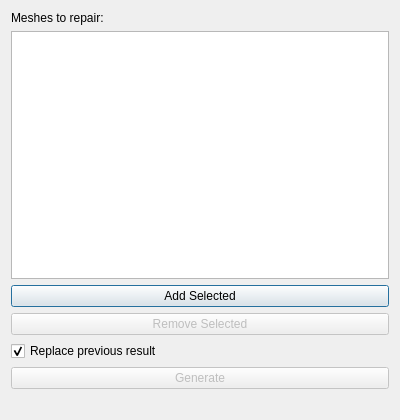
This is ui/RepairMeshDialog.ui in sharjith/ModelViewer-Qt as Qt 5 draws it before an edit. The edited form follows.
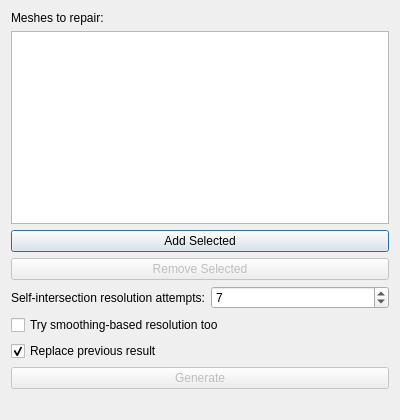
This is the edited form.

Commit message: Add material-aware grouping to Mesh Union/Merge Selected/Merge by Adjacency, plus CGAL parameter exposure across 5 tools

```diff
--- a/ui/RepairMeshDialog.ui
+++ b/ui/RepairMeshDialog.ui
@@ -49,6 +49,46 @@
      </item>
     </layout>
    </item>
+   <item>
+    <layout class="QFormLayout" name="selfIntersectionForm">
+     <item row="0" column="0">
+      <widget class="QLabel" name="selfIntersectionStepsLabel">
+       <property name="text">
+        <string>Self-intersection resolution attempts:</string>
+       </property>
+      </widget>
+     </item>
+     <item row="0" column="1">
+      <widget class="QSpinBox" name="selfIntersectionStepsSpin">
+       <property name="toolTip">
+        <string>&lt;html&gt;&lt;head/&gt;&lt;body&gt;&lt;p&gt;How many smoothing/hole-refill rounds to try when resolving self-intersections (CGAL's remove_self_intersections number_of_iterations). CGAL's own default is 7.&lt;/p&gt;&lt;/body&gt;&lt;/html&gt;</string>
+       </property>
+       <property name="minimum">
+        <number>1</number>
+       </property>
+       <property name="maximum">
+        <number>50</number>
+       </property>
+       <property name="value">
+        <number>7</number>
+       </property>
+      </widget>
+     </item>
+     <item row="1" column="0" colspan="2">
+      <widget class="QCheckBox" name="trySmoothingCheckBox">
+       <property name="toolTip">
+        <string>&lt;html&gt;&lt;head/&gt;&lt;body&gt;&lt;p&gt;Also try a slower, smoothing-based repair strategy for self-intersections, in addition to the hole-filling-based strategy already tried by default. CGAL does not attempt this by default.&lt;/p&gt;&lt;/body&gt;&lt;/html&gt;</string>
+       </property>
+       <property name="text">
+        <string>Try smoothing-based resolution too</string>
+       </property>
+       <property name="checked">
+        <bool>false</bool>
+       </property>
+      </widget>
+     </item>
+    </layout>
+   </item>
    <item>
     <widget class="QCheckBox" name="replacePreviousCheckBox">
      <property name="toolTip">
```
The commit also changes 20 other files.
